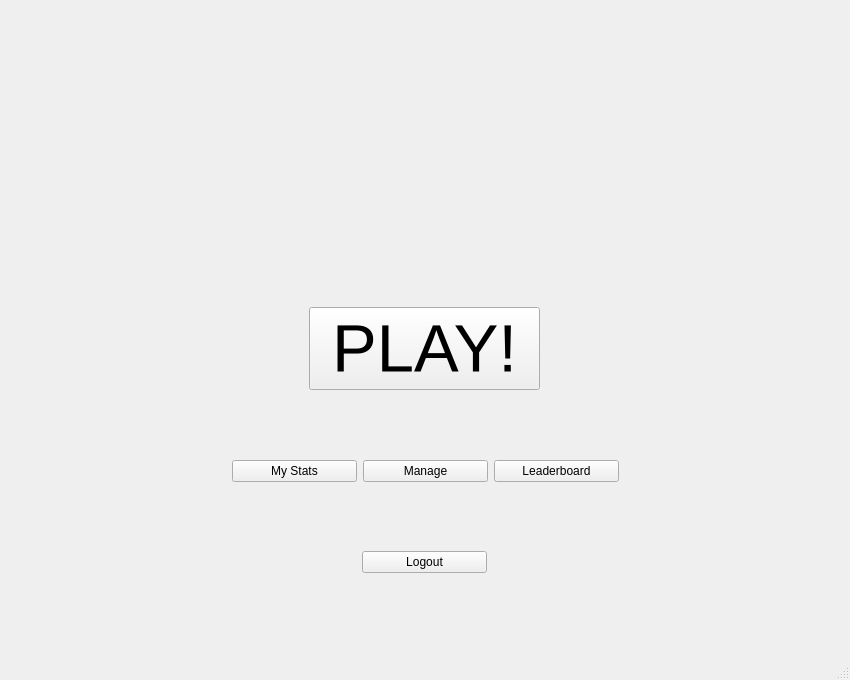
nphelpsiv/Education-App, file mainwindow.ui: the form before one commit.
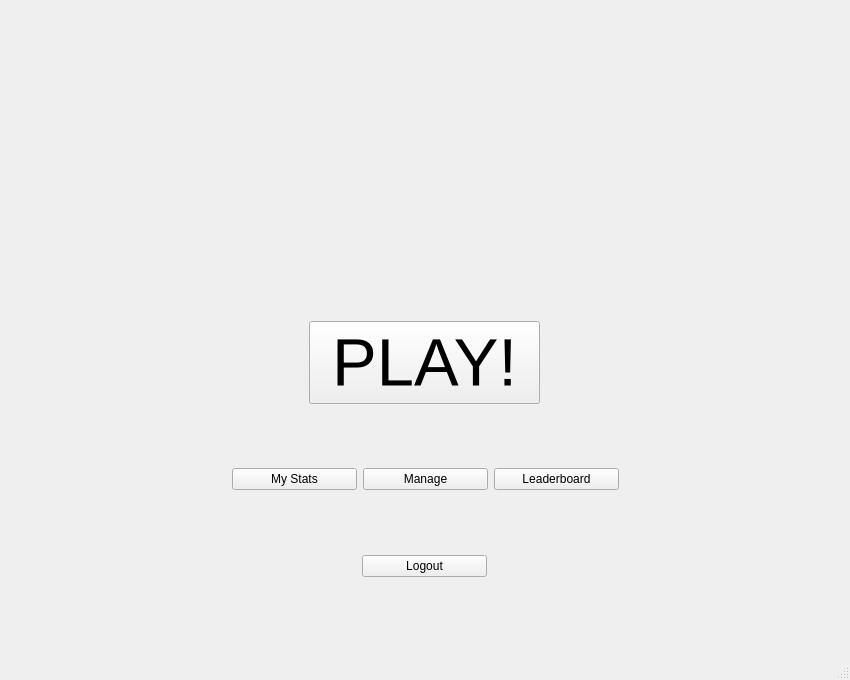
The form after the commit. The open tabs and pages were chosen to show the change. Icons and pictures are not drawn.

What changed in the file:
```diff
--- a/mainwindow.ui
+++ b/mainwindow.ui
@@ -1534,7 +1534,7 @@
           </property>
          </spacer>
         </item>
-        <item>
+        <item alignment="Qt::AlignHCenter|Qt::AlignVCenter">
          <widget class="QLabel" name="gameTitleLabel">
           <property name="sizePolicy">
            <sizepolicy hsizetype="Expanding" vsizetype="Expanding">
@@ -1542,6 +1542,18 @@
             <verstretch>0</verstretch>
            </sizepolicy>
           </property>
+          <property name="minimumSize">
+           <size>
+            <width>814</width>
+            <height>175</height>
+           </size>
+          </property>
+          <property name="maximumSize">
+           <size>
+            <width>814</width>
+            <height>175</height>
+           </size>
+          </property>
           <property name="sizeIncrement">
            <size>
             <width>1</width>
@@ -1553,6 +1565,9 @@
             <pointsize>100</pointsize>
            </font>
           </property>
+          <property name="autoFillBackground">
+           <bool>false</bool>
+          </property>
           <property name="text">
            <string/>
           </property>
```
Left out of the diff: 2 changed lines with no effect on the pictures.
